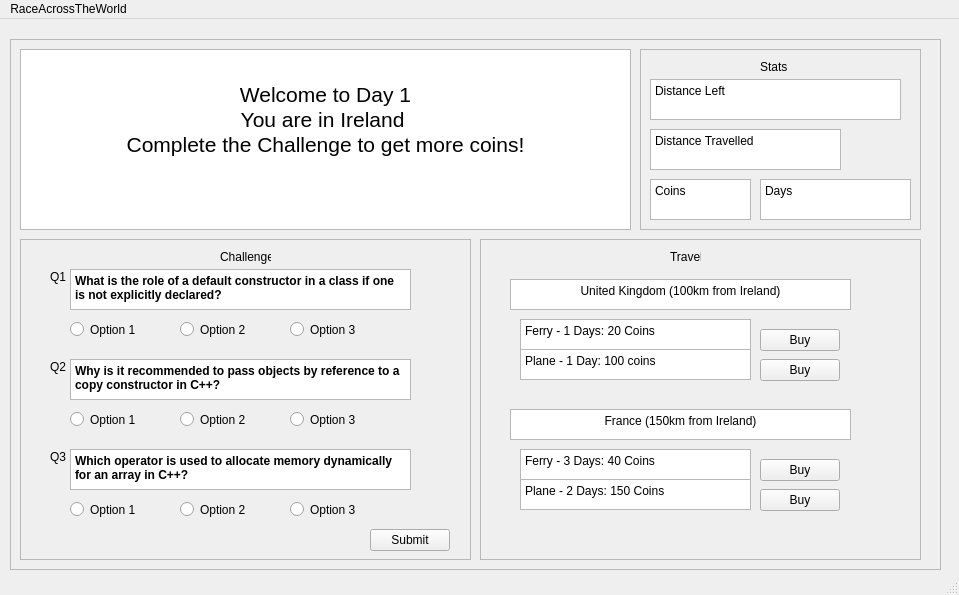
Qt form mainwindow.ui (its-ushen/Zork) before a commit.
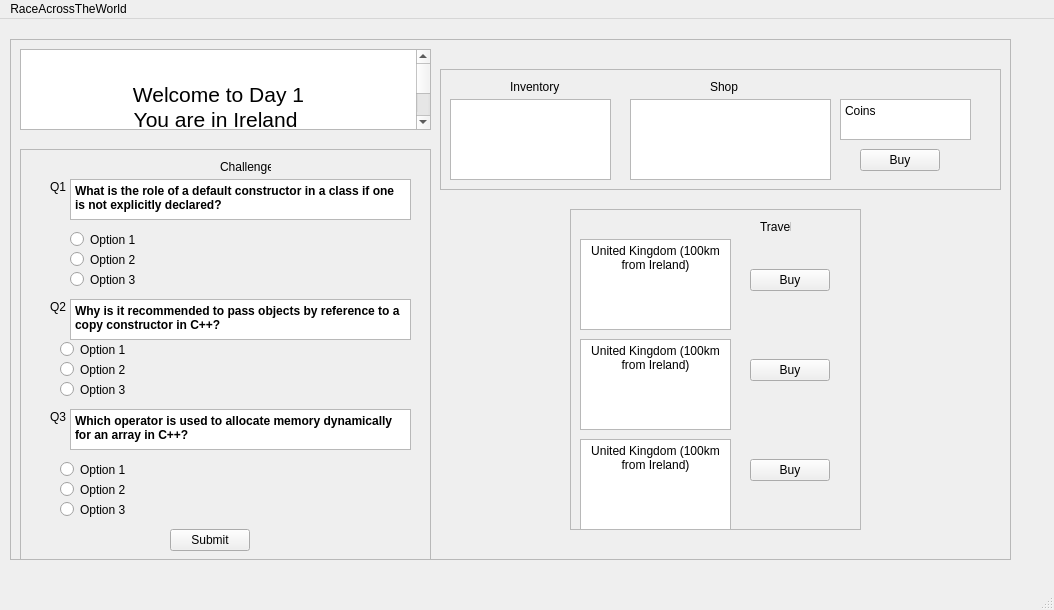
The same form after that commit. The open tabs and pages were chosen to show the change.

Diff of the .ui file:
```diff
--- a/mainwindow.ui
+++ b/mainwindow.ui
@@ -6,8 +6,8 @@
    <rect>
     <x>0</x>
     <y>0</y>
-    <width>959</width>
-    <height>595</height>
+    <width>1054</width>
+    <height>610</height>
    </rect>
   </property>
   <property name="windowTitle">
@@ -19,8 +19,8 @@
      <rect>
       <x>0</x>
       <y>0</y>
-      <width>951</width>
-      <height>571</height>
+      <width>1021</width>
+      <height>581</height>
      </rect>
     </property>
     <property name="currentIndex">
@@ -126,8 +126,8 @@
        <rect>
         <x>10</x>
         <y>20</y>
-        <width>931</width>
-        <height>531</height>
+        <width>1001</width>
+        <height>521</height>
        </rect>
       </property>
       <property name="frameShape">
@@ -139,9 +139,9 @@
       <widget class="QFrame" name="travelFrame">
        <property name="geometry">
         <rect>
-         <x>470</x>
-         <y>200</y>
-         <width>441</width>
+         <x>560</x>
+         <y>170</y>
+         <width>291</width>
          <height>321</height>
         </rect>
        </property>
@@ -167,10 +167,10 @@
        <widget class="QTextBrowser" name="country1">
         <property name="geometry">
          <rect>
-          <x>30</x>
-          <y>40</y>
-          <width>341</width>
-          <height>31</height>
+          <x>10</x>
+          <y>30</y>
+          <width>151</width>
+          <height>91</height>
          </rect>
         </property>
         <property name="html">
@@ -184,51 +184,11 @@
 &lt;p align=&quot;center&quot; style=&quot; margin-top:0px; margin-bottom:0px; margin-left:0px; margin-right:0px; -qt-block-indent:0; text-indent:0px;&quot;&gt;United Kingdom (100km from Ireland)&lt;/p&gt;&lt;/body&gt;&lt;/html&gt;</string>
         </property>
        </widget>
-       <widget class="QTextBrowser" name="country1Option1">
+       <widget class="QPushButton" name="buyOption1">
         <property name="geometry">
          <rect>
-          <x>40</x>
-          <y>80</y>
-          <width>231</width>
-          <height>31</height>
-         </rect>
-        </property>
-        <property name="html">
-         <string>&lt;!DOCTYPE HTML PUBLIC &quot;-//W3C//DTD HTML 4.0//EN&quot; &quot;http://www.w3.org/TR/REC-html40/strict.dtd&quot;&gt;
-&lt;html&gt;&lt;head&gt;&lt;meta name=&quot;qrichtext&quot; content=&quot;1&quot; /&gt;&lt;meta charset=&quot;utf-8&quot; /&gt;&lt;style type=&quot;text/css&quot;&gt;
-p, li { white-space: pre-wrap; }
-hr { height: 1px; border-width: 0; }
-li.unchecked::marker { content: &quot;\2610&quot;; }
-li.checked::marker { content: &quot;\2612&quot;; }
-&lt;/style&gt;&lt;/head&gt;&lt;body style=&quot; font-family:'Segoe UI'; font-size:9pt; font-weight:400; font-style:normal;&quot;&gt;
-&lt;p style=&quot; margin-top:0px; margin-bottom:0px; margin-left:0px; margin-right:0px; -qt-block-indent:0; text-indent:0px;&quot;&gt;Ferry - 1 Days: 20 Coins&lt;/p&gt;&lt;/body&gt;&lt;/html&gt;</string>
-        </property>
-       </widget>
-       <widget class="QTextBrowser" name="country1Option2">
-        <property name="geometry">
-         <rect>
-          <x>40</x>
-          <y>110</y>
-          <width>231</width>
-          <height>31</height>
-         </rect>
-        </property>
-        <property name="html">
-         <string>&lt;!DOCTYPE HTML PUBLIC &quot;-//W3C//DTD HTML 4.0//EN&quot; &quot;http://www.w3.org/TR/REC-html40/strict.dtd&quot;&gt;
-&lt;html&gt;&lt;head&gt;&lt;meta name=&quot;qrichtext&quot; content=&quot;1&quot; /&gt;&lt;meta charset=&quot;utf-8&quot; /&gt;&lt;style type=&quot;text/css&quot;&gt;
-p, li { white-space: pre-wrap; }
-hr { height: 1px; border-width: 0; }
-li.unchecked::marker { content: &quot;\2610&quot;; }
-li.checked::marker { content: &quot;\2612&quot;; }
-&lt;/style&gt;&lt;/head&gt;&lt;body style=&quot; font-family:'Segoe UI'; font-size:9pt; font-weight:400; font-style:normal;&quot;&gt;
-&lt;p style=&quot; margin-top:0px; margin-bottom:0px; margin-left:0px; margin-right:0px; -qt-block-indent:0; text-indent:0px;&quot;&gt;Plane - 1 Day: 100 coins&lt;/p&gt;&lt;/body&gt;&lt;/html&gt;</string>
-        </property>
-       </widget>
-       <widget class="QPushButton" name="country1Option1Buy">
-        <property name="geometry">
-         <rect>
-          <x>280</x>
-          <y>90</y>
+          <x>180</x>
+          <y>60</y>
           <width>80</width>
           <height>22</height>
          </rect>
@@ -240,8 +200,8 @@
        <widget class="QPushButton" name="country1Option2Buy">
         <property name="geometry">
          <rect>
-          <x>280</x>
-          <y>120</y>
+          <x>180</x>
+          <y>150</y>
           <width>80</width>
           <height>22</height>
          </rect>
@@ -253,7 +213,7 @@
        <widget class="QPushButton" name="country2Option2Buy">
         <property name="geometry">
          <rect>
-          <x>280</x>
+          <x>180</x>
           <y>250</y>
           <width>80</width>
           <height>22</height>
@@ -263,28 +223,15 @@
          <string>Buy</string>
         </property>
        </widget>
-       <widget class="QPushButton" name="country2Option1Buy">
+       <widget class="QTextBrowser" name="travelOption2">
         <property name="geometry">
          <rect>
-          <x>280</x>
-          <y>220</y>
-          <width>80</width>
-          <height>22</height>
+          <x>10</x>
+          <y>130</y>
+          <width>151</width>
+          <height>91</height>
          </rect>
         </property>
-        <property name="text">
-         <string>Buy</string>
-        </property>
-       </widget>
-       <widget class="QTextBrowser" name="country2">
-        <property name="geometry">
-         <rect>
-          <x>30</x>
-          <y>170</y>
-          <width>341</width>
-          <height>31</height>
-         </rect>
-        </property>
         <property name="html">
          <string>&lt;!DOCTYPE HTML PUBLIC &quot;-//W3C//DTD HTML 4.0//EN&quot; &quot;http://www.w3.org/TR/REC-html40/strict.dtd&quot;&gt;
 &lt;html&gt;&lt;head&gt;&lt;meta name=&quot;qrichtext&quot; content=&quot;1&quot; /&gt;&lt;meta charset=&quot;utf-8&quot; /&gt;&lt;style type=&quot;text/css&quot;&gt;
@@ -293,16 +240,16 @@
 li.unchecked::marker { content: &quot;\2610&quot;; }
 li.checked::marker { content: &quot;\2612&quot;; }
 &lt;/style&gt;&lt;/head&gt;&lt;body style=&quot; font-family:'Segoe UI'; font-size:9pt; font-weight:400; font-style:normal;&quot;&gt;
-&lt;p align=&quot;center&quot; style=&quot; margin-top:0px; margin-bottom:0px; margin-left:0px; margin-right:0px; -qt-block-indent:0; text-indent:0px;&quot;&gt;France (150km from Ireland)&lt;/p&gt;&lt;/body&gt;&lt;/html&gt;</string>
+&lt;p align=&quot;center&quot; style=&quot; margin-top:0px; margin-bottom:0px; margin-left:0px; margin-right:0px; -qt-block-indent:0; text-indent:0px;&quot;&gt;United Kingdom (100km from Ireland)&lt;/p&gt;&lt;/body&gt;&lt;/html&gt;</string>
         </property>
        </widget>
        <widget class="QTextBrowser" name="country2Option2">
         <property name="geometry">
          <rect>
-          <x>40</x>
-          <y>240</y>
-          <width>231</width>
-          <height>31</height>
+          <x>10</x>
+          <y>230</y>
+          <width>151</width>
+          <height>91</height>
          </rect>
         </property>
         <property name="html">
@@ -313,27 +260,7 @@
 li.unchecked::marker { content: &quot;\2610&quot;; }
 li.checked::marker { content: &quot;\2612&quot;; }
 &lt;/style&gt;&lt;/head&gt;&lt;body style=&quot; font-family:'Segoe UI'; font-size:9pt; font-weight:400; font-style:normal;&quot;&gt;
-&lt;p style=&quot; margin-top:0px; margin-bottom:0px; margin-left:0px; margin-right:0px; -qt-block-indent:0; text-indent:0px;&quot;&gt;Plane - 2 Days: 150 Coins&lt;/p&gt;&lt;/body&gt;&lt;/html&gt;</string>
-        </property>
-       </widget>
-       <widget class="QTextBrowser" name="country2Option1">
-        <property name="geometry">
-         <rect>
-          <x>40</x>
-          <y>210</y>
-          <width>231</width>
-          <height>31</height>
-         </rect>
-        </property>
-        <property name="html">
-         <string>&lt;!DOCTYPE HTML PUBLIC &quot;-//W3C//DTD HTML 4.0//EN&quot; &quot;http://www.w3.org/TR/REC-html40/strict.dtd&quot;&gt;
-&lt;html&gt;&lt;head&gt;&lt;meta name=&quot;qrichtext&quot; content=&quot;1&quot; /&gt;&lt;meta charset=&quot;utf-8&quot; /&gt;&lt;style type=&quot;text/css&quot;&gt;
-p, li { white-space: pre-wrap; }
-hr { height: 1px; border-width: 0; }
-li.unchecked::marker { content: &quot;\2610&quot;; }
-li.checked::marker { content: &quot;\2612&quot;; }
-&lt;/style&gt;&lt;/head&gt;&lt;body style=&quot; font-family:'Segoe UI'; font-size:9pt; font-weight:400; font-style:normal;&quot;&gt;
-&lt;p style=&quot; margin-top:0px; margin-bottom:0px; margin-left:0px; margin-right:0px; -qt-block-indent:0; text-indent:0px;&quot;&gt;Ferry - 3 Days: 40 Coins&lt;/p&gt;&lt;/body&gt;&lt;/html&gt;</string>
+&lt;p align=&quot;center&quot; style=&quot; margin-top:0px; margin-bottom:0px; margin-left:0px; margin-right:0px; -qt-block-indent:0; text-indent:0px;&quot;&gt;United Kingdom (100km from Ireland)&lt;/p&gt;&lt;/body&gt;&lt;/html&gt;</string>
         </property>
        </widget>
       </widget>
@@ -341,9 +268,9 @@
        <property name="geometry">
         <rect>
          <x>10</x>
-         <y>200</y>
-         <width>451</width>
-         <height>321</height>
+         <y>110</y>
+         <width>411</width>
+         <height>411</height>
         </rect>
        </property>
        <property name="frameShape">
@@ -406,7 +333,7 @@
          <rect>
           <x>50</x>
           <y>80</y>
-          <width>83</width>
+          <width>331</width>
           <height>21</height>
          </rect>
         </property>
@@ -423,9 +350,9 @@
         </property>
         <property name="geometry">
          <rect>
-          <x>160</x>
-          <y>80</y>
-          <width>83</width>
+          <x>50</x>
+          <y>100</y>
+          <width>321</width>
           <height>21</height>
          </rect>
         </property>
@@ -442,9 +369,9 @@
         </property>
         <property name="geometry">
          <rect>
-          <x>270</x>
-          <y>80</y>
-          <width>83</width>
+          <x>50</x>
+          <y>120</y>
+          <width>301</width>
           <height>21</height>
          </rect>
         </property>
@@ -458,9 +385,9 @@
        <widget class="QRadioButton" name="question2Option1">
         <property name="geometry">
          <rect>
-          <x>50</x>
-          <y>170</y>
-          <width>83</width>
+          <x>40</x>
+          <y>190</y>
+          <width>351</width>
           <height>21</height>
          </rect>
         </property>
@@ -475,7 +402,7 @@
         <property name="geometry">
          <rect>
           <x>30</x>
-          <y>120</y>
+          <y>150</y>
           <width>16</width>
           <height>16</height>
          </rect>
@@ -487,9 +414,9 @@
        <widget class="QRadioButton" name="question2Option2">
         <property name="geometry">
          <rect>
-          <x>160</x>
-          <y>170</y>
-          <width>83</width>
+          <x>40</x>
+          <y>210</y>
+          <width>351</width>
           <height>21</height>
          </rect>
         </property>
@@ -503,9 +430,9 @@
        <widget class="QRadioButton" name="question2Option3">
         <property name="geometry">
          <rect>
-          <x>270</x>
-          <y>170</y>
-          <width>83</width>
+          <x>40</x>
+          <y>230</y>
+          <width>351</width>
           <height>21</height>
          </rect>
         </property>
@@ -520,7 +447,7 @@
         <property name="geometry">
          <rect>
           <x>50</x>
-          <y>120</y>
+          <y>150</y>
           <width>341</width>
           <height>41</height>
          </rect>
@@ -545,9 +472,9 @@
        <widget class="QRadioButton" name="question3Option1">
         <property name="geometry">
          <rect>
-          <x>50</x>
-          <y>260</y>
-          <width>83</width>
+          <x>40</x>
+          <y>310</y>
+          <width>351</width>
           <height>21</height>
          </rect>
         </property>
@@ -562,7 +489,7 @@
         <property name="geometry">
          <rect>
           <x>30</x>
-          <y>210</y>
+          <y>260</y>
           <width>16</width>
           <height>16</height>
          </rect>
@@ -574,9 +501,9 @@
        <widget class="QRadioButton" name="question3Option2">
         <property name="geometry">
          <rect>
-          <x>160</x>
-          <y>260</y>
-          <width>83</width>
+          <x>40</x>
+          <y>330</y>
+          <width>351</width>
           <height>21</height>
          </rect>
         </property>
@@ -590,9 +517,9 @@
        <widget class="QRadioButton" name="question3Option3">
         <property name="geometry">
          <rect>
-          <x>270</x>
-          <y>260</y>
-          <width>83</width>
+          <x>40</x>
+          <y>350</y>
+          <width>351</width>
           <height>21</height>
          </rect>
         </property>
@@ -607,7 +534,7 @@
         <property name="geometry">
          <rect>
           <x>50</x>
-          <y>210</y>
+          <y>260</y>
           <width>341</width>
           <height>41</height>
          </rect>
@@ -626,8 +553,8 @@
        <widget class="QPushButton" name="submitButton">
         <property name="geometry">
          <rect>
-          <x>350</x>
-          <y>290</y>
+          <x>150</x>
+          <y>380</y>
           <width>80</width>
           <height>22</height>
          </rect>
@@ -642,8 +569,8 @@
         <rect>
          <x>10</x>
          <y>10</y>
-         <width>611</width>
-         <height>181</height>
+         <width>411</width>
+         <height>81</height>
         </rect>
        </property>
        <property name="html">
@@ -664,10 +591,10 @@
       <widget class="QFrame" name="statsFrame">
        <property name="geometry">
         <rect>
-         <x>630</x>
-         <y>10</y>
-         <width>281</width>
-         <height>181</height>
+         <x>430</x>
+         <y>30</y>
+         <width>561</width>
+         <height>121</height>
         </rect>
        </property>
        <property name="frameShape">
@@ -679,50 +606,32 @@
        <widget class="QTextBrowser" name="distanceLeftDisplay">
         <property name="geometry">
          <rect>
-          <x>10</x>
+          <x>190</x>
           <y>30</y>
-          <width>251</width>
-          <height>41</height>
+          <width>201</width>
+          <height>81</height>
          </rect>
         </property>
-        <property name="html">
-         <string>&lt;!DOCTYPE HTML PUBLIC &quot;-//W3C//DTD HTML 4.0//EN&quot; &quot;http://www.w3.org/TR/REC-html40/strict.dtd&quot;&gt;
-&lt;html&gt;&lt;head&gt;&lt;meta name=&quot;qrichtext&quot; content=&quot;1&quot; /&gt;&lt;meta charset=&quot;utf-8&quot; /&gt;&lt;style type=&quot;text/css&quot;&gt;
-p, li { white-space: pre-wrap; }
-hr { height: 1px; border-width: 0; }
-li.unchecked::marker { content: &quot;\2610&quot;; }
-li.checked::marker { content: &quot;\2612&quot;; }
-&lt;/style&gt;&lt;/head&gt;&lt;body style=&quot; font-family:'Segoe UI'; font-size:9pt; font-weight:400; font-style:normal;&quot;&gt;
-&lt;p style=&quot; margin-top:0px; margin-bottom:0px; margin-left:0px; margin-right:0px; -qt-block-indent:0; text-indent:0px;&quot;&gt;Distance Left&lt;/p&gt;
-&lt;p style=&quot;-qt-paragraph-type:empty; margin-top:0px; margin-bottom:0px; margin-left:0px; margin-right:0px; -qt-block-indent:0; text-indent:0px;&quot;&gt;&lt;br /&gt;&lt;/p&gt;&lt;/body&gt;&lt;/html&gt;</string>
-        </property>
        </widget>
-       <widget class="QTextBrowser" name="distanceTravellledDisplay">
+       <widget class="QPushButton" name="buyItem">
         <property name="geometry">
          <rect>
-          <x>10</x>
+          <x>420</x>
           <y>80</y>
-          <width>191</width>
-          <height>41</height>
+          <width>80</width>
+          <height>22</height>
          </rect>
         </property>
-        <property name="html">
-         <string>&lt;!DOCTYPE HTML PUBLIC &quot;-//W3C//DTD HTML 4.0//EN&quot; &quot;http://www.w3.org/TR/REC-html40/strict.dtd&quot;&gt;
-&lt;html&gt;&lt;head&gt;&lt;meta name=&quot;qrichtext&quot; content=&quot;1&quot; /&gt;&lt;meta charset=&quot;utf-8&quot; /&gt;&lt;style type=&quot;text/css&quot;&gt;
-p, li { white-space: pre-wrap; }
-hr { height: 1px; border-width: 0; }
-li.unchecked::marker { content: &quot;\2610&quot;; }
-li.checked::marker { content: &quot;\2612&quot;; }
-&lt;/style&gt;&lt;/head&gt;&lt;body style=&quot; font-family:'Segoe UI'; font-size:9pt; font-weight:400; font-style:normal;&quot;&gt;
-&lt;p style=&quot; margin-top:0px; margin-bottom:0px; margin-left:0px; margin-right:0px; -qt-block-indent:0; text-indent:0px;&quot;&gt;Distance Travelled&lt;/p&gt;&lt;/body&gt;&lt;/html&gt;</string>
+        <property name="text">
+         <string>Buy</string>
         </property>
        </widget>
        <widget class="QTextBrowser" name="coinDisplay">
         <property name="geometry">
          <rect>
-          <x>10</x>
-          <y>130</y>
-          <width>101</width>
+          <x>400</x>
+          <y>30</y>
+          <width>131</width>
           <height>41</height>
          </rect>
         </property>
@@ -738,37 +647,40 @@
 &lt;p style=&quot;-qt-paragraph-type:empty; margin-top:0px; margin-bottom:0px; margin-left:0px; margin-right:0px; -qt-block-indent:0; text-indent:0px;&quot;&gt;&lt;br /&gt;&lt;/p&gt;&lt;/body&gt;&lt;/html&gt;</string>
         </property>
        </widget>
-       <widget class="QTextBrowser" name="daysDisplay">
+       <widget class="QLabel" name="challengeLabel_2">
         <property name="geometry">
          <rect>
-          <x>120</x>
-          <y>130</y>
-          <width>151</width>
-          <height>41</height>
+          <x>270</x>
+          <y>10</y>
+          <width>51</width>
+          <height>16</height>
          </rect>
         </property>
-        <property name="html">
-         <string>&lt;!DOCTYPE HTML PUBLIC &quot;-//W3C//DTD HTML 4.0//EN&quot; &quot;http://www.w3.org/TR/REC-html40/strict.dtd&quot;&gt;
-&lt;html&gt;&lt;head&gt;&lt;meta name=&quot;qrichtext&quot; content=&quot;1&quot; /&gt;&lt;meta charset=&quot;utf-8&quot; /&gt;&lt;style type=&quot;text/css&quot;&gt;
-p, li { white-space: pre-wrap; }
-hr { height: 1px; border-width: 0; }
-li.unchecked::marker { content: &quot;\2610&quot;; }
-li.checked::marker { content: &quot;\2612&quot;; }
-&lt;/style&gt;&lt;/head&gt;&lt;body style=&quot; font-family:'Segoe UI'; font-size:9pt; font-weight:400; font-style:normal;&quot;&gt;
-&lt;p style=&quot; margin-top:0px; margin-bottom:0px; margin-left:0px; margin-right:0px; -qt-block-indent:0; text-indent:0px;&quot;&gt;Days&lt;/p&gt;&lt;/body&gt;&lt;/html&gt;</string>
+        <property name="text">
+         <string>Shop</string>
         </property>
        </widget>
        <widget class="QLabel" name="label">
         <property name="geometry">
          <rect>
-          <x>120</x>
+          <x>70</x>
           <y>10</y>
-          <width>31</width>
+          <width>51</width>
           <height>16</height>
          </rect>
         </property>
         <property name="text">
-         <string>Stats</string>
+         <string>Inventory</string>
+        </property>
+       </widget>
+       <widget class="QTextBrowser" name="itemInventory">
+        <property name="geometry">
+         <rect>
+          <x>10</x>
+          <y>30</y>
+          <width>161</width>
+          <height>81</height>
+         </rect>
         </property>
        </widget>
       </widget>
@@ -781,8 +693,8 @@
     <rect>
      <x>0</x>
      <y>0</y>
-     <width>959</width>
-     <height>20</height>
+     <width>1054</width>
+     <height>21</height>
     </rect>
    </property>
    <widget class="QMenu" name="menuRaceAcrossTheWorld">
```
Left out of the diff: 42 changed lines with no effect on the pictures.
